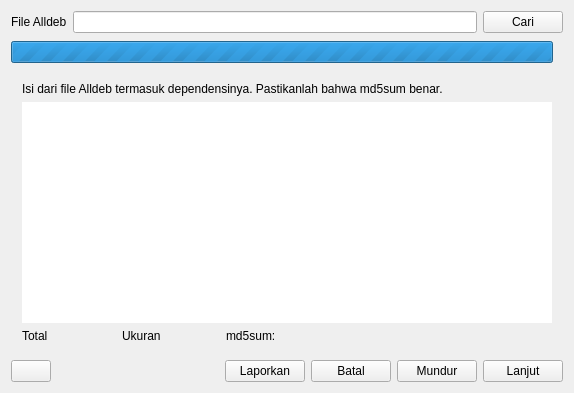
This is ui/dialog.ui in grOS-TEAM/alldeb-source as Qt 5 draws it before an edit. The edited form follows.
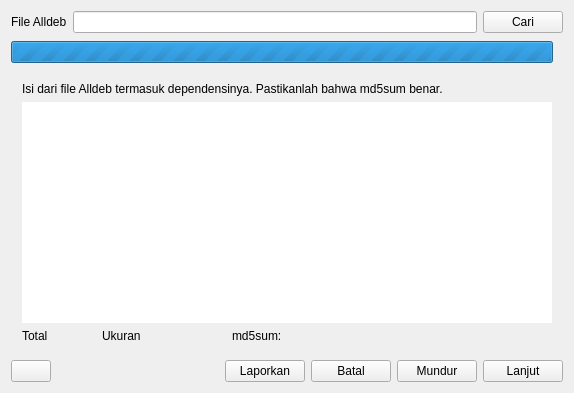
This is the edited form. The open tabs and pages were chosen to show the change. Icons and pictures are not drawn.

What changed in the file:
```diff
--- a/ui/dialog.ui
+++ b/ui/dialog.ui
@@ -74,8 +74,8 @@
       </layout>
      </widget>
      <widget class="QWidget" name="page_2">
-      <layout class="QGridLayout" name="gridLayout_2">
-       <item row="0" column="0" colspan="6">
+      <layout class="QVBoxLayout" name="verticalLayout_2">
+       <item>
         <widget class="QLabel" name="label">
          <property name="text">
           <string>Isi dari file Alldeb termasuk dependensinya. Pastikanlah bahwa md5sum benar.</string>
@@ -85,7 +85,7 @@
          </property>
         </widget>
        </item>
-       <item row="1" column="0" colspan="6">
+       <item>
         <widget class="QListWidget" name="daftarPaket">
          <property name="frameShape">
           <enum>QFrame::NoFrame</enum>
@@ -95,40 +95,54 @@
          </property>
         </widget>
        </item>
-       <item row="2" column="0">
+       <item>
+        <layout class="QHBoxLayout" name="horizontalLayout_6">
+         <item>
         <widget class="QLabel" name="labelJumlah">
+           <property name="sizePolicy">
+            <sizepolicy hsizetype="Fixed" vsizetype="Preferred">
+             <horstretch>0</horstretch>
+             <verstretch>0</verstretch>
+            </sizepolicy>
+           </property>
          <property name="text">
           <string>Total</string>
          </property>
         </widget>
        </item>
-       <item row="2" column="1">
+         <item>
         <widget class="QLabel" name="labelJumlahNilai">
          <property name="minimumSize">
           <size>
-           <width>47</width>
+             <width>20</width>
            <height>0</height>
           </size>
          </property>
          <property name="maximumSize">
           <size>
-           <width>47</width>
-           <height>16</height>
+             <width>42</width>
+             <height>20</height>
           </size>
          </property>
          <property name="text">
-          <string/>
+            <string notr="true"/>
          </property>
         </widget>
        </item>
-       <item row="2" column="2">
+         <item>
         <widget class="QLabel" name="labelUkuran">
+           <property name="sizePolicy">
+            <sizepolicy hsizetype="Fixed" vsizetype="Preferred">
+             <horstretch>0</horstretch>
+             <verstretch>0</verstretch>
+            </sizepolicy>
+           </property>
          <property name="text">
           <string>Ukuran</string>
          </property>
         </widget>
        </item>
-       <item row="2" column="3">
+         <item>
         <widget class="QLabel" name="labelUkuranNilai">
          <property name="minimumSize">
           <size>
@@ -136,36 +150,38 @@
            <height>0</height>
           </size>
          </property>
-         <property name="maximumSize">
-          <size>
-           <width>71</width>
-           <height>20</height>
-          </size>
-         </property>
          <property name="text">
-          <string/>
+            <string notr="true"/>
          </property>
         </widget>
        </item>
-       <item row="2" column="4">
+         <item>
         <widget class="QLabel" name="labelMd5">
+           <property name="sizePolicy">
+            <sizepolicy hsizetype="Fixed" vsizetype="Preferred">
+             <horstretch>0</horstretch>
+             <verstretch>0</verstretch>
+            </sizepolicy>
+           </property>
          <property name="text">
           <string>md5sum:</string>
          </property>
         </widget>
        </item>
-       <item row="2" column="5">
+         <item>
         <widget class="QLabel" name="labelMd5Nilai">
          <property name="minimumSize">
           <size>
-           <width>270</width>
+             <width>264</width>
            <height>0</height>
           </size>
          </property>
          <property name="text">
-          <string/>
-         </property>
-        </widget>
+            <string notr="true"/>
+           </property>
+          </widget>
+         </item>
+        </layout>
        </item>
       </layout>
      </widget>
@@ -181,7 +197,7 @@
        <item>
         <widget class="QLabel" name="labelPesan">
          <property name="text">
-          <string/>
+          <string notr="true"/>
          </property>
          <property name="wordWrap">
           <bool>true</bool>
@@ -254,7 +270,10 @@
        <item>
         <widget class="QLabel" name="labelStatus">
          <property name="text">
-          <string/>
+          <string notr="true"/>
+         </property>
+         <property name="wordWrap">
+          <bool>true</bool>
          </property>
         </widget>
        </item>
@@ -313,7 +332,7 @@
         </sizepolicy>
        </property>
        <property name="text">
-        <string/>
+        <string notr="true"/>
        </property>
        <property name="icon">
         <iconset theme="preferences-other">
```
Lines whose indentation alone changed are shown as unchanged.
